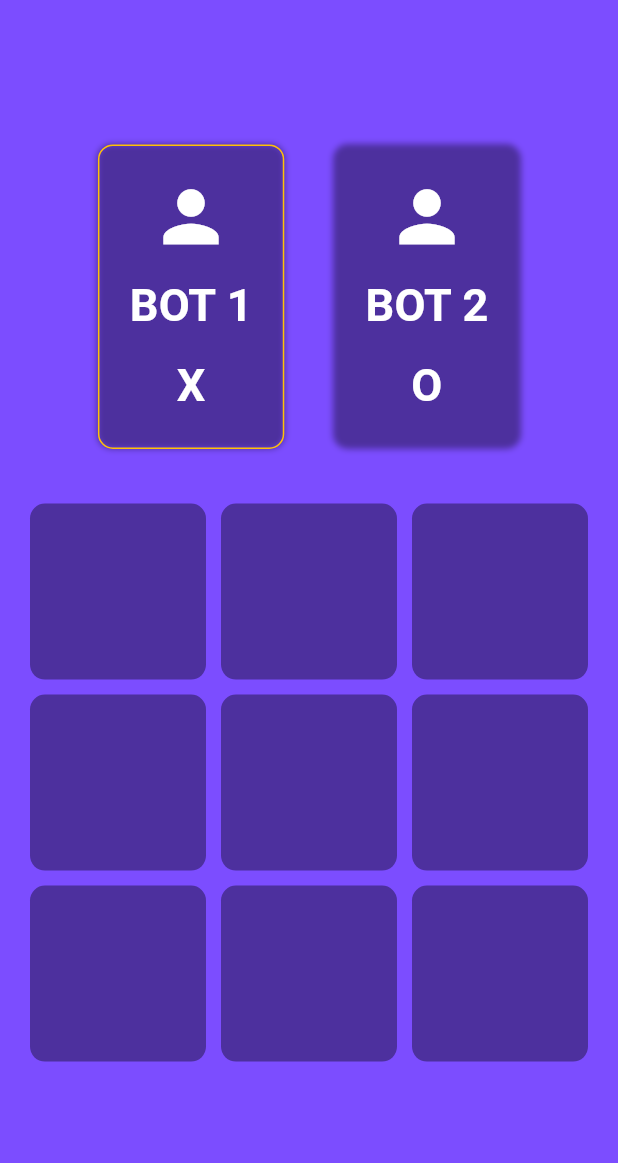
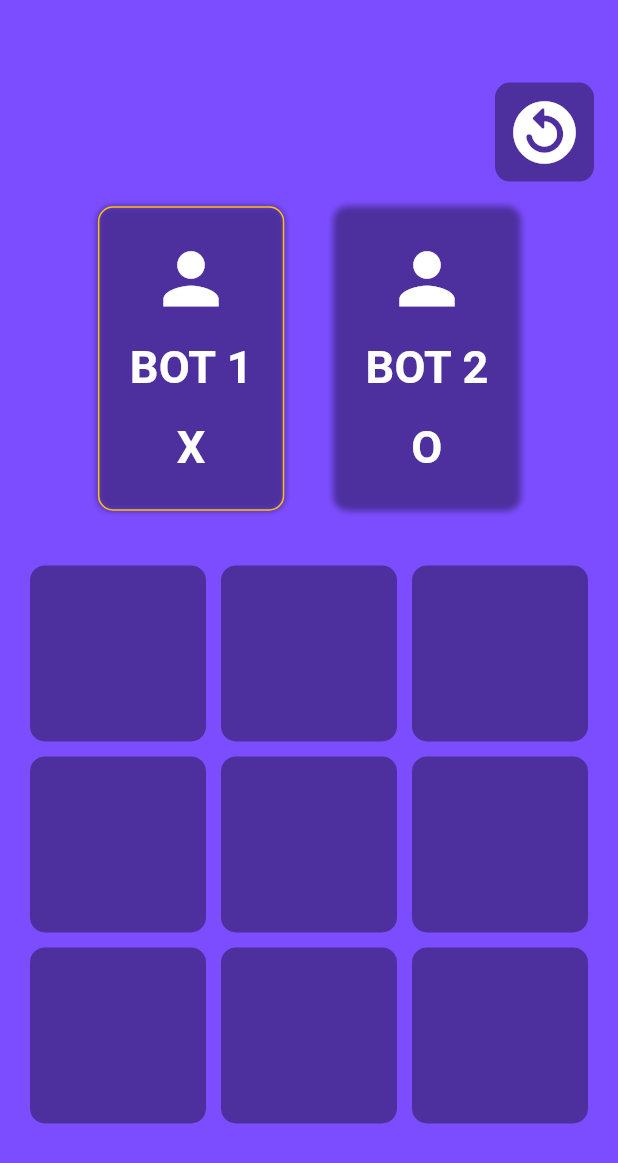
Before and after one commit to Adnanadu/tic_tac_toe, a Flutter app: the screen it shows after launch, on a phone screen of 412 x 824 dp. Shown: the top 1163 px of the screen. Run offline on Flutter 3.47's test engine with Material 3 defaults, Android fonts, the phone set to English and light mode, and no system bars; our stand-ins replace flutter_hooks.

Commit message:
added Reset Game Button Widget

```diff
--- a/lib/feature/homePage/view/pages/home_page.dart
+++ b/lib/feature/homePage/view/pages/home_page.dart
@@ -1,6 +1,8 @@
 import 'package:flutter/material.dart';
 import 'package:flutter_hooks/flutter_hooks.dart';
+import 'package:tic_tac_toe/feature/homePage/view/widgets/game_board_widget.dart';
 import 'package:tic_tac_toe/feature/homePage/view/widgets/player_container_widget.dart';
+import 'package:tic_tac_toe/feature/homePage/view/widgets/reset_button_widget.dart';
 import 'package:tic_tac_toe/feature/homePage/view/widgets/winner_text_widget.dart';
 
 class TicTacToe extends HookWidget {
@@ -72,6 +74,10 @@ class TicTacToe extends HookWidget {
       body: Column(
         mainAxisAlignment: MainAxisAlignment.center,
         children: [
+          /// reset button
+          if (winner.value.isEmpty && !isTie.value)
+            ResetButtonWidget(resetGame: resetGame),
+          SizedBox(height: height * 0.04),
           Row(
             mainAxisAlignment: MainAxisAlignment.center,
             children: [
@@ -104,38 +110,7 @@ class TicTacToe extends HookWidget {
             ),
 
           /// Game Board
-          Padding(
-            padding: const EdgeInsets.all(10),
-            child: GridView.builder(
-              itemCount: 9,
-              padding: const EdgeInsets.all(10),
-              shrinkWrap: true,
-              gridDelegate: const SliverGridDelegateWithFixedCrossAxisCount(
-                crossAxisCount: 3,
-                childAspectRatio: 1,
-                crossAxisSpacing: 10,
-                mainAxisSpacing: 10,
-              ),
-              itemBuilder: (_, index) => GestureDetector(
-                onTap: () => player(index),
-                child: Container(
-                  decoration: BoxDecoration(
-                    color: Colors.black38,
-                    borderRadius: BorderRadius.circular(10),
-                  ),
-                  child: Center(
-                    child: Text(
-                      board.value[index],
-                      style: const TextStyle(
-                        fontSize: 50,
-                        color: Colors.white,
-                      ),
-                    ),
-                  ),
-                ),
-              ),
-            ),
-          ),
+          GameBoardWidget(player: player, board: board),
           if (winner.value.isNotEmpty || isTie.value)
             ElevatedButton(
               onPressed: resetGame,
--- /dev/null
+++ b/lib/feature/homePage/view/widgets/game_board_widget.dart
@@ -0,0 +1,48 @@
+import 'package:flutter/material.dart';
+
+class GameBoardWidget extends StatelessWidget {
+  const GameBoardWidget({
+    super.key,
+    required this.board,
+    required this.player,
+  });
+
+  final ValueNotifier<List<String>> board;
+  final void Function(int) player;
+
+  @override
+  Widget build(BuildContext context) {
+    return Padding(
+      padding: const EdgeInsets.all(10),
+      child: GridView.builder(
+        itemCount: 9,
+        padding: const EdgeInsets.all(10),
+        shrinkWrap: true,
+        gridDelegate: const SliverGridDelegateWithFixedCrossAxisCount(
+          crossAxisCount: 3,
+          childAspectRatio: 1,
+          crossAxisSpacing: 10,
+          mainAxisSpacing: 10,
+        ),
+        itemBuilder: (_, index) => GestureDetector(
+          onTap: () => player(index),
+          child: Container(
+            decoration: BoxDecoration(
+              color: Colors.black38,
+              borderRadius: BorderRadius.circular(10),
+            ),
+            child: Center(
+              child: Text(
+                board.value[index],
+                style: const TextStyle(
+                  fontSize: 50,
+                  color: Colors.white,
+                ),
+              ),
+            ),
+          ),
+        ),
+      ),
+    );
+  }
+}
--- /dev/null
+++ b/lib/feature/homePage/view/widgets/reset_button_widget.dart
@@ -0,0 +1,37 @@
+import 'package:flutter/material.dart';
+
+class ResetButtonWidget extends StatelessWidget {
+  const ResetButtonWidget({
+    super.key,
+    required this.resetGame,
+  });
+  final void Function() resetGame;
+
+  @override
+  Widget build(BuildContext context) {
+    return Row(
+      mainAxisAlignment: MainAxisAlignment.end,
+      children: [
+        Padding(
+          padding: const EdgeInsets.only(right: 16),
+          child: Container(
+            decoration: BoxDecoration(
+              color: Colors.black38,
+              borderRadius: BorderRadius.circular(10),
+            ),
+            child: Center(
+              child: IconButton(
+                onPressed: resetGame,
+                icon: Icon(
+                  Icons.replay_circle_filled_rounded,
+                ),
+                iconSize: 50,
+                color: Colors.white,
+              ),
+            ),
+          ),
+        ),
+      ],
+    );
+  }
+}
```
